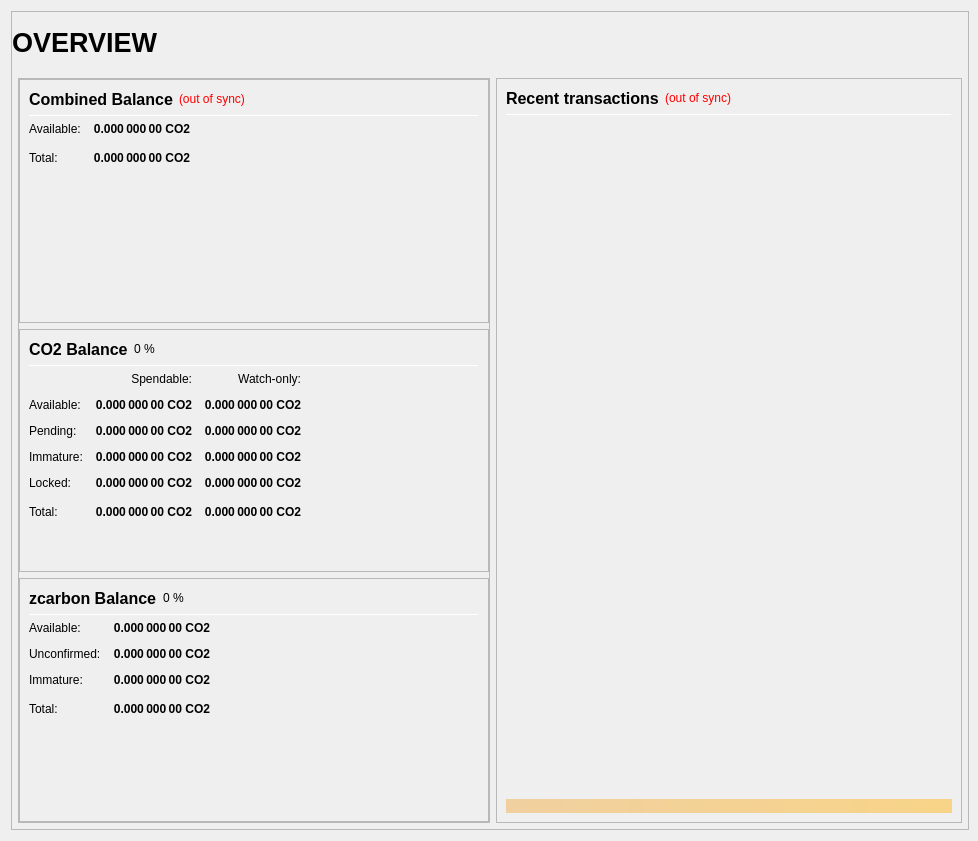
Carbon-Zero/CarbonZero, file src/qt/forms/overviewpage.ui: the form before one commit.
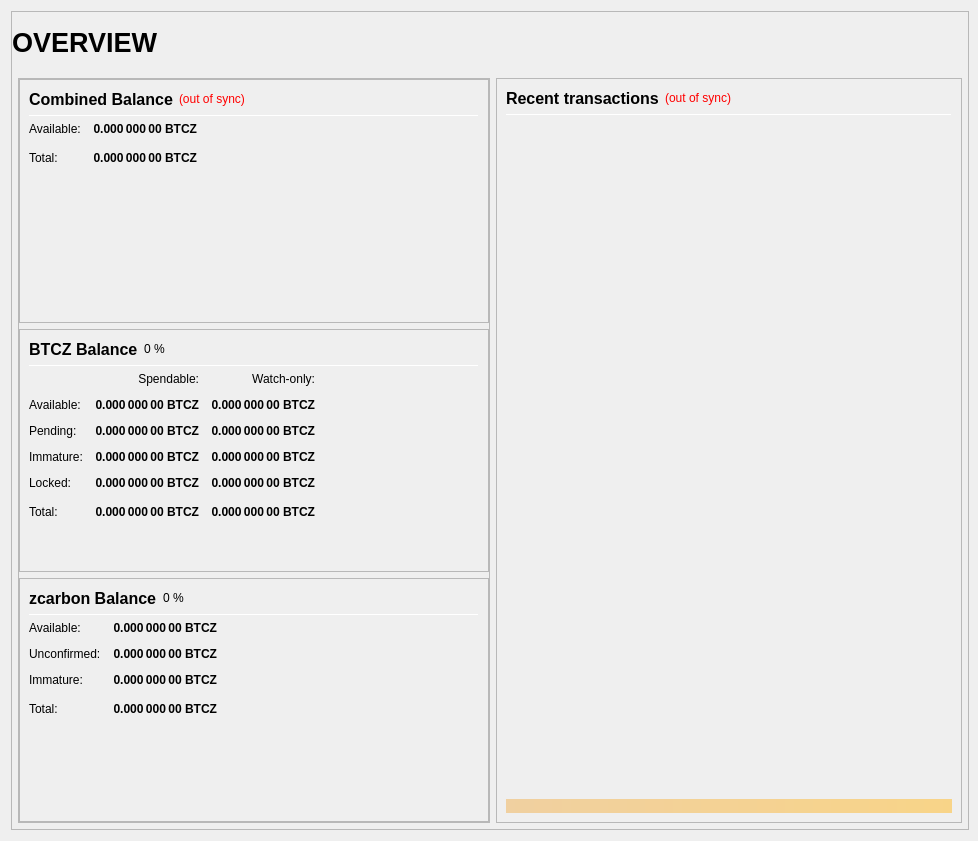
The form after the commit.

```diff
--- a/src/qt/forms/overviewpage.ui
+++ b/src/qt/forms/overviewpage.ui
@@ -333,7 +333,7 @@
                           <string>Your current spendable balance</string>
                          </property>
                          <property name="text">
-                          <string notr="true">0.000 000 00 CO2</string>
+                          <string notr="true">0.000 000 00 BTCZ</string>
                          </property>
                          <property name="alignment">
                           <set>Qt::AlignRight|Qt::AlignTrailing|Qt::AlignVCenter</set>
@@ -365,7 +365,7 @@
                           <string>Total Balance, including all unavailable coins.</string>
                          </property>
                          <property name="text">
-                          <string notr="true">0.000 000 00 CO2</string>
+                          <string notr="true">0.000 000 00 BTCZ</string>
                          </property>
                          <property name="alignment">
                           <set>Qt::AlignRight|Qt::AlignTrailing|Qt::AlignVCenter</set>
@@ -433,7 +433,7 @@
                           </font>
                          </property>
                          <property name="text">
-                          <string>CO2 Balance</string>
+                          <string>BTCZ Balance</string>
                          </property>
                         </widget>
                        </item>
@@ -525,7 +525,7 @@
                           <string>Your current spendable balance</string>
                          </property>
                          <property name="text">
-                          <string notr="true">0.000 000 00 CO2</string>
+                          <string notr="true">0.000 000 00 BTCZ</string>
                          </property>
                          <property name="alignment">
                           <set>Qt::AlignRight|Qt::AlignTrailing|Qt::AlignVCenter</set>
@@ -550,7 +550,7 @@
                           <string>Your current balance in watch-only addresses</string>
                          </property>
                          <property name="text">
-                          <string notr="true">0.000 000 00 CO2</string>
+                          <string notr="true">0.000 000 00 BTCZ</string>
                          </property>
                          <property name="alignment">
                           <set>Qt::AlignRight|Qt::AlignTrailing|Qt::AlignVCenter</set>
@@ -582,7 +582,7 @@
                           <string>Total of transactions that have yet to be confirmed, and do not yet count toward the spendable balance</string>
                          </property>
                          <property name="text">
-                          <string notr="true">0.000 000 00 CO2</string>
+                          <string notr="true">0.000 000 00 BTCZ</string>
                          </property>
                          <property name="alignment">
                           <set>Qt::AlignRight|Qt::AlignTrailing|Qt::AlignVCenter</set>
@@ -607,7 +607,7 @@
                           <string>Unconfirmed transactions to watch-only addresses</string>
                          </property>
                          <property name="text">
-                          <string notr="true">0.000 000 00 CO2</string>
+                          <string notr="true">0.000 000 00 BTCZ</string>
                          </property>
                          <property name="alignment">
                           <set>Qt::AlignRight|Qt::AlignTrailing|Qt::AlignVCenter</set>
@@ -639,7 +639,7 @@
                           <string>Staked or masternode rewards that has not yet matured</string>
                          </property>
                          <property name="text">
-                          <string notr="true">0.000 000 00 CO2</string>
+                          <string notr="true">0.000 000 00 BTCZ</string>
                          </property>
                          <property name="alignment">
                           <set>Qt::AlignRight|Qt::AlignTrailing|Qt::AlignVCenter</set>
@@ -664,7 +664,7 @@
                           <string>Staked or masternode rewards in watch-only addresses that has not yet matured</string>
                          </property>
                          <property name="text">
-                          <string notr="true">0.000 000 00 CO2</string>
+                          <string notr="true">0.000 000 00 BTCZ</string>
                          </property>
                          <property name="alignment">
                           <set>Qt::AlignRight|Qt::AlignTrailing|Qt::AlignVCenter</set>
@@ -699,7 +699,7 @@
                           <string>Locked CO2 or Masternode collaterals. These are excluded from zcarbon minting.</string>
                          </property>
                          <property name="text">
-                          <string notr="true">0.000 000 00 CO2</string>
+                          <string notr="true">0.000 000 00 BTCZ</string>
                          </property>
                          <property name="alignment">
                           <set>Qt::AlignRight|Qt::AlignTrailing|Qt::AlignVCenter</set>
@@ -724,7 +724,7 @@
                           <string>Current locked balance in watch-only addresses</string>
                          </property>
                          <property name="text">
-                          <string notr="true">0.000 000 00 CO2</string>
+                          <string notr="true">0.000 000 00 BTCZ</string>
                          </property>
                          <property name="alignment">
                           <set>Qt::AlignRight|Qt::AlignTrailing|Qt::AlignVCenter</set>
@@ -759,7 +759,7 @@
                           <string>Your current CarbonZero balance, unconfirmed and immature transactions included</string>
                          </property>
                          <property name="text">
-                          <string notr="true">0.000 000 00 CO2</string>
+                          <string notr="true">0.000 000 00 BTCZ</string>
                          </property>
                          <property name="alignment">
                           <set>Qt::AlignRight|Qt::AlignTrailing|Qt::AlignVCenter</set>
@@ -784,7 +784,7 @@
                           <string>Current total balance in watch-only addresses</string>
                          </property>
                          <property name="text">
-                          <string notr="true">0.000 000 00 CO2</string>
+                          <string notr="true">0.000 000 00 BTCZ</string>
                          </property>
                          <property name="alignment">
                           <set>Qt::AlignRight|Qt::AlignTrailing|Qt::AlignVCenter</set>
@@ -926,7 +926,7 @@
 These zcarbon are spendable.</string>
                          </property>
                          <property name="text">
-                          <string notr="true">0.000 000 00 CO2</string>
+                          <string notr="true">0.000 000 00 BTCZ</string>
                          </property>
                          <property name="alignment">
                           <set>Qt::AlignRight|Qt::AlignTrailing|Qt::AlignVCenter</set>
@@ -957,7 +957,7 @@
 Immature: confirmed, but less than 1 mint of the same denomination after it was minted</string>
                          </property>
                          <property name="text">
-                          <string notr="true">0.000 000 00 CO2</string>
+                          <string notr="true">0.000 000 00 BTCZ</string>
                          </property>
                          <property name="alignment">
                           <set>Qt::AlignRight|Qt::AlignTrailing|Qt::AlignVCenter</set>
@@ -988,7 +988,7 @@
 Immature: confirmed, but less than 1 mint of the same denomination after it was minted</string>
                          </property>
                          <property name="text">
-                          <string notr="true">0.000 000 00 CO2</string>
+                          <string notr="true">0.000 000 00 BTCZ</string>
                          </property>
                          <property name="alignment">
                           <set>Qt::AlignRight|Qt::AlignTrailing|Qt::AlignVCenter</set>
@@ -1020,7 +1020,7 @@
                           <string>Your current zcarbon balance, unconfirmed and immature zcarbon included.</string>
                          </property>
                          <property name="text">
-                          <string notr="true">0.000 000 00 CO2</string>
+                          <string notr="true">0.000 000 00 BTCZ</string>
                          </property>
                          <property name="alignment">
                           <set>Qt::AlignRight|Qt::AlignTrailing|Qt::AlignVCenter</set>
```
Left out of the diff: 6 changed lines with no effect on the pictures.
